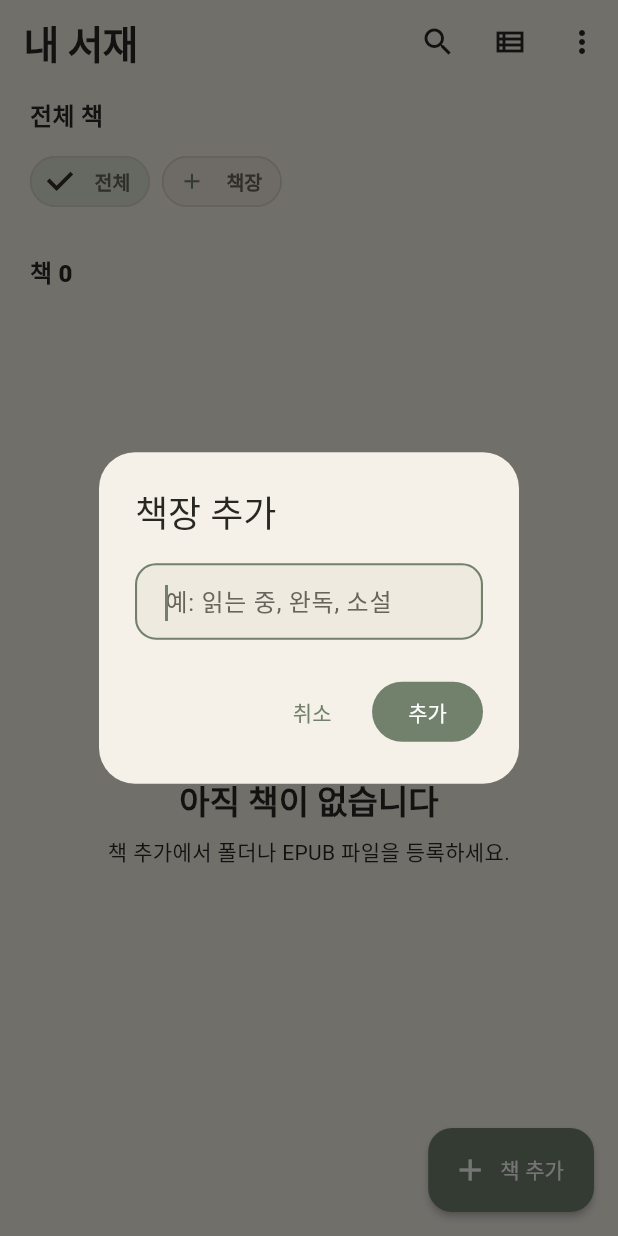
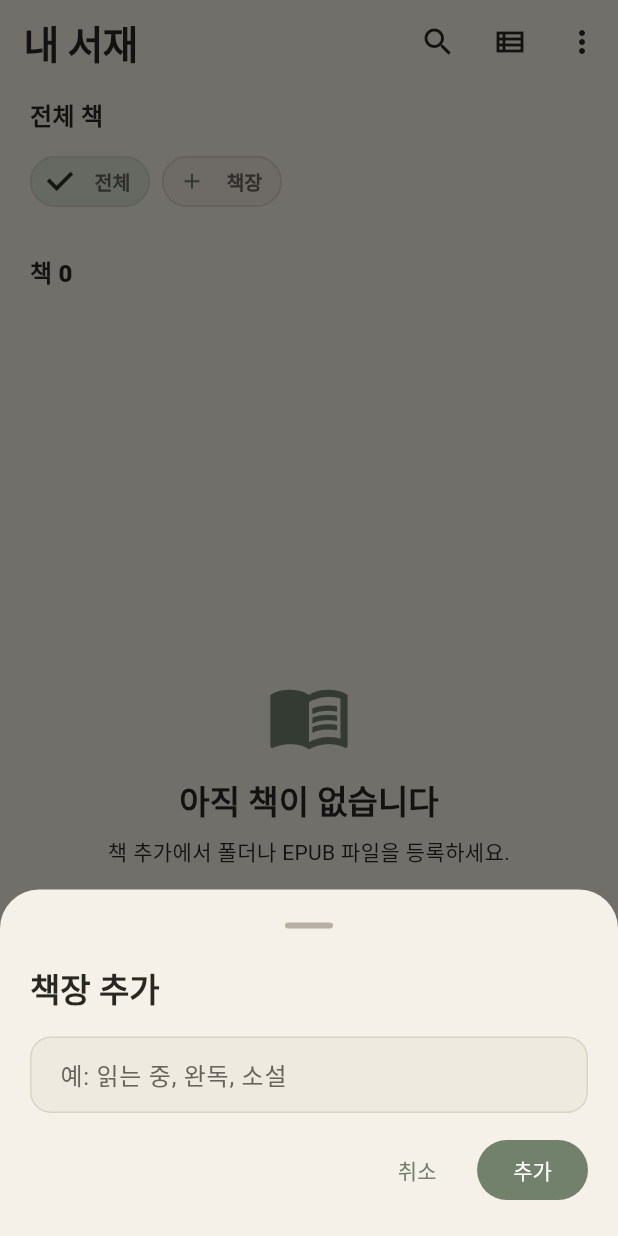
Before and after one commit to dohoxx1/epub, a Flutter app: the screen it shows after launch, after a tap on "책장", on a phone screen of 412 x 824 dp. Run offline on Flutter 3.47's test engine with Material 3 defaults, Android fonts, the phone set to English and light mode, and no system bars; our stand-ins replace drift, file_picker, flutter_riverpod, webview_flutter; accounts and stored records are empty; generated files the repository leaves out were written again.

Commit message:
fix: replace shelf creation dialog with stable bottom sheet

```diff
--- a/lib/screens/library_screen.dart
+++ b/lib/screens/library_screen.dart
@@ -14,7 +14,6 @@ import 'reading_stats_screen.dart';
 /// Personal bookshelf. EPUB source files always remain at their original paths.
 class LibraryScreen extends ConsumerStatefulWidget {
   const LibraryScreen({super.key});
-
   @override
   ConsumerState<LibraryScreen> createState() => _LibraryScreenState();
 }
@@ -52,14 +51,17 @@ class _LibraryScreenState extends ConsumerState<LibraryScreen> {
   }
 
   Stream<List<LibraryBookRow>> get _visibleBooks {
-    final db = ref.read(appDatabaseProvider);
-    if (_shelfId != null) return db.watchBooksInShelf(_shelfId!);
-    if (_tagId != null) return db.watchBooksWithTag(_tagId!);
+    if (_shelfId != null) {
+      return ref.read(appDatabaseProvider).watchBooksInShelf(_shelfId!);
+    }
+    if (_tagId != null) {
+      return ref.read(appDatabaseProvider).watchBooksWithTag(_tagId!);
+    }
     return _allBooks;
   }
 
   Future<void> _open(String path) async {
-    if (_busy || !mounted) return;
+    if (_busy) return;
     setState(() => _busy = true);
     try {
       await Navigator.of(context).push(
@@ -75,13 +77,11 @@ class _LibraryScreenState extends ConsumerState<LibraryScreen> {
       type: FileType.custom,
       allowedExtensions: ['epub'],
     );
-    if (!mounted) return;
     final path = result?.files.single.path;
-    if (path != null) await _open(path);
+    if (path != null && mounted) await _open(path);
   }
 
   Future<void> _scanFolder(int id, String path) async {
-    if (!mounted) return;
     setState(() => _busy = true);
     try {
       final result = await _scanner.scanFolder(path);
@@ -228,36 +228,23 @@ class _LibraryScreenState extends ConsumerState<LibraryScreen> {
                     builder: (_) => const ReadingCalendarScreen(),
                   ),
                 );
-              } else if (value == 'stats') {
+              }
+              if (value == 'stats') {
                 Navigator.push(
                   context,
                   MaterialPageRoute(
                     builder: (_) => const ReadingStatsScreen(),
                   ),
                 );
-              } else if (value == 'tags') {
-                _tagSheet();
-              } else if (value == 'folders') {
-                _folderSheet();
               }
+              if (value == 'tags') _tagSheet();
+              if (value == 'folders') _folderSheet();
             },
             itemBuilder: (_) => const [
-              PopupMenuItem(
-                value: 'calendar',
-                child: Text('독서 캘린더'),
-              ),
-              PopupMenuItem(
-                value: 'stats',
-                child: Text('독서 통계'),
-              ),
-              PopupMenuItem(
-                value: 'tags',
-                child: Text('태그 필터'),
-              ),
-              PopupMenuItem(
-                value: 'folders',
-                child: Text('서재 폴더'),
-              ),
+              PopupMenuItem(value: 'calendar', child: Text('독서 캘린더')),
+              PopupMenuItem(value: 'stats', child: Text('독서 통계')),
+              PopupMenuItem(value: 'tags', child: Text('태그 필터')),
+              PopupMenuItem(value: 'folders', child: Text('서재 폴더')),
             ],
           ),
         ],
@@ -269,41 +256,39 @@ class _LibraryScreenState extends ConsumerState<LibraryScreen> {
       ),
       body: StreamBuilder<List<ShelfRow>>(
         stream: _shelves,
-        builder: (context, shelfSnap) {
-          return StreamBuilder<List<LibraryBookRow>>(
+        builder: (context, shelfSnap) => StreamBuilder<List<LibraryBookRow>>(
           stream: _visibleBooks,
           builder: (context, bookSnap) {
             if (!bookSnap.hasData) {
               return const Center(child: CircularProgressIndicator());
             }
-
             final books = _searchBooks(bookSnap.data!);
             return StreamBuilder<List<ReadingProgressRow>>(
               stream: db.watchAllProgress(),
-                builder: (context, progressSnap) {
-                  return StreamBuilder<List<BookReadingStateRow>>(
+              builder: (context, progressSnap) =>
+                  StreamBuilder<List<BookReadingStateRow>>(
                 stream: db.watchReadingStates(),
-                    builder: (context, stateSnap) {
-                      return StreamBuilder<List<ReadingSessionRow>>(
+                builder: (context, stateSnap) =>
+                    StreamBuilder<List<ReadingSessionRow>>(
                   stream: db.watchAllReadingSessions(),
                   builder: (context, sessionSnap) {
                     final progress = {
-                            for (final item
+                      for (final x
                           in progressSnap.data ??
-                                    const <ReadingProgressRow>[]) item.bookId: item,
+                              const <ReadingProgressRow>[])
+                        x.bookId: x,
                     };
                     final states = {
-                            for (final item
+                      for (final x
                           in stateSnap.data ??
-                                    const <BookReadingStateRow>[]) item.bookId: item,
+                              const <BookReadingStateRow>[])
+                        x.bookId: x,
                     };
                     final seconds = <int, int>{};
-                          for (final session
-                              in sessionSnap.data ??
-                                  const <ReadingSessionRow>[]) {
-                            seconds[session.bookId] =
-                                (seconds[session.bookId] ?? 0) +
-                                    session.activeSeconds;
+                    for (final x
+                        in sessionSnap.data ?? const <ReadingSessionRow>[]) {
+                      seconds[x.bookId] =
+                          (seconds[x.bookId] ?? 0) + x.activeSeconds;
                     }
 
                     return CustomScrollView(
@@ -317,12 +302,7 @@ class _LibraryScreenState extends ConsumerState<LibraryScreen> {
                           ..._continueReading(bookSnap.data!, progress),
                         SliverToBoxAdapter(
                           child: Padding(
-                                  padding: const EdgeInsets.fromLTRB(
-                                    20,
-                                    22,
-                                    20,
-                                    10,
-                                  ),
+                            padding: const EdgeInsets.fromLTRB(20, 22, 20, 10),
                             child: Text(
                               '책 ${books.length}',
                               style: Theme.of(context)
@@ -338,33 +318,20 @@ class _LibraryScreenState extends ConsumerState<LibraryScreen> {
                             child: _empty(),
                           )
                         else if (_grid)
-                                _gridSliver(
-                                  books,
-                                  progress,
-                                  states,
-                                  seconds,
-                                )
+                          _gridSliver(books, progress, states, seconds)
                         else
-                                _listSliver(
-                                  books,
-                                  progress,
-                                  states,
-                                  seconds,
-                                ),
+                          _listSliver(books, progress, states, seconds),
                         const SliverToBoxAdapter(
                           child: SizedBox(height: 100),
                         ),
                       ],
                     );
                   },
+                ),
+              ),
             );
           },
-                  );
-                },
-              );
-            },
-          );
-        },
+        ),
       ),
     );
   }
@@ -523,7 +490,8 @@ class _LibraryScreenState extends ConsumerState<LibraryScreen> {
                                 const SizedBox(height: 6),
                                 Text(
                                   '${(value * 100).round()}% 읽음',
-                                  style: Theme.of(context).textTheme.labelSmall,
+                                  style:
+                                      Theme.of(context).textTheme.labelSmall,
                                 ),
                               ],
                             ),
@@ -640,10 +608,7 @@ class _LibraryScreenState extends ConsumerState<LibraryScreen> {
             book.title,
             maxLines: 2,
             overflow: TextOverflow.ellipsis,
-            style: const TextStyle(
-              fontWeight: FontWeight.w800,
-              height: 1.2,
-            ),
+            style: const TextStyle(fontWeight: FontWeight.w800, height: 1.2),
           ),
           const SizedBox(height: 3),
           Text(
@@ -780,9 +745,7 @@ class _LibraryScreenState extends ConsumerState<LibraryScreen> {
           mainAxisSize: MainAxisSize.min,
           children: [
             Icon(
-              _query.isEmpty
-                  ? Icons.menu_book_outlined
-                  : Icons.search_off,
+              _query.isEmpty ? Icons.menu_book_outlined : Icons.search_off,
               size: 56,
               color: Theme.of(context).colorScheme.primary,
             ),
@@ -809,28 +772,61 @@ class _LibraryScreenState extends ConsumerState<LibraryScreen> {
 
   Future<void> _newShelf() async {
     final controller = TextEditingController();
-    final name = await showDialog<String>(
+    final name = await showModalBottomSheet<String>(
       context: context,
-      builder: (context) => AlertDialog(
-        title: const Text('책장 추가'),
-        content: TextField(
+      isScrollControlled: true,
+      showDragHandle: true,
+      builder: (sheetContext) {
+        return Padding(
+          padding: EdgeInsets.fromLTRB(
+            20,
+            4,
+            20,
+            20 + MediaQuery.viewInsetsOf(sheetContext).bottom,
+          ),
+          child: Column(
+            mainAxisSize: MainAxisSize.min,
+            crossAxisAlignment: CrossAxisAlignment.start,
+            children: [
+              Text(
+                '책장 추가',
+                style: Theme.of(sheetContext)
+                    .textTheme
+                    .titleLarge
+                    ?.copyWith(fontWeight: FontWeight.w800),
+              ),
+              const SizedBox(height: 16),
+              TextField(
                 controller: controller,
-          autofocus: true,
+                textInputAction: TextInputAction.done,
                 decoration: const InputDecoration(
                   hintText: '예: 읽는 중, 완독, 소설',
                 ),
+                onSubmitted: (value) => Navigator.of(
+                  sheetContext,
+                ).pop(value.trim()),
               ),
-        actions: [
+              const SizedBox(height: 14),
+              Row(
+                mainAxisAlignment: MainAxisAlignment.end,
+                children: [
                   TextButton(
-            onPressed: () => Navigator.pop(context),
+                    onPressed: () => Navigator.of(sheetContext).pop(),
                     child: const Text('취소'),
                   ),
+                  const SizedBox(width: 8),
                   FilledButton(
-            onPressed: () => Navigator.pop(context, controller.text.trim()),
+                    onPressed: () => Navigator.of(sheetContext).pop(
+                      controller.text.trim(),
+                    ),
                     child: const Text('추가'),
                   ),
                 ],
               ),
+            ],
+          ),
+        );
+      },
     );
     controller.dispose();
 
@@ -1007,7 +1003,8 @@ class _LibraryScreenState extends ConsumerState<LibraryScreen> {
                     spacing: 8,
                     runSpacing: 8,
                     children: [
-                      for (final shelf in shelfSnap.data ?? const <ShelfRow>[])
+                      for (final shelf
+                          in shelfSnap.data ?? const <ShelfRow>[])
                         FilterChip(
                           label: Text(shelf.name),
                           selected: current.contains(shelf.id),
@@ -1041,45 +1038,10 @@ class _LibraryScreenState extends ConsumerState<LibraryScreen> {
                 ],
               ),
             ),
-            const SizedBox(height: 10),
-            TextField(
-              decoration: const InputDecoration(
-                labelText: '새 태그',
-                hintText: '입력 후 완료',
-              ),
-              onSubmitted: (value) async {
-                final name = value.trim();
-                if (name.isEmpty) return;
-                final id = await db.addTagIfNew(name);
-                await db.setBookTag(book.id, id, true);
-              },
-            ),
             const SizedBox(height: 22),
-            OutlinedButton.icon(
-              onPressed: () async {
-                Navigator.pop(context);
-                final ok = await showDialog<bool>(
-                  context: this.context,
-                  builder: (context) => AlertDialog(
-                    title: const Text('서재에서 제거'),
-                    content: Text(
-                      '“${book.title}”을(를) 서재에서 제거할까요? 원본 EPUB은 삭제되지 않습니다.',
-                    ),
-                    actions: [
-                      TextButton(
-                        onPressed: () => Navigator.pop(context, false),
-                        child: const Text('취소'),
-                      ),
-                      FilledButton(
-                        onPressed: () => Navigator.pop(context, true),
-                        child: const Text('제거'),
-                      ),
-                    ],
-                  ),
-                );
-                if (ok == true) await db.removeBook(book.id);
-              },
-              icon: const Icon(Icons.remove_circle_outline),
+            FilledButton.tonalIcon(
+              onPressed: () => _removeBook(book),
+              icon: const Icon(Icons.delete_outline),
               label: const Text('서재에서 제거'),
             ),
           ],
@@ -1087,4 +1049,9 @@ class _LibraryScreenState extends ConsumerState<LibraryScreen> {
       ),
     );
   }
+
+  Future<void> _removeBook(LibraryBookRow book) async {
+    Navigator.pop(context);
+    await ref.read(appDatabaseProvider).removeBook(book.id);
   }
+}
```
Lines whose indentation alone changed are shown as unchanged.
